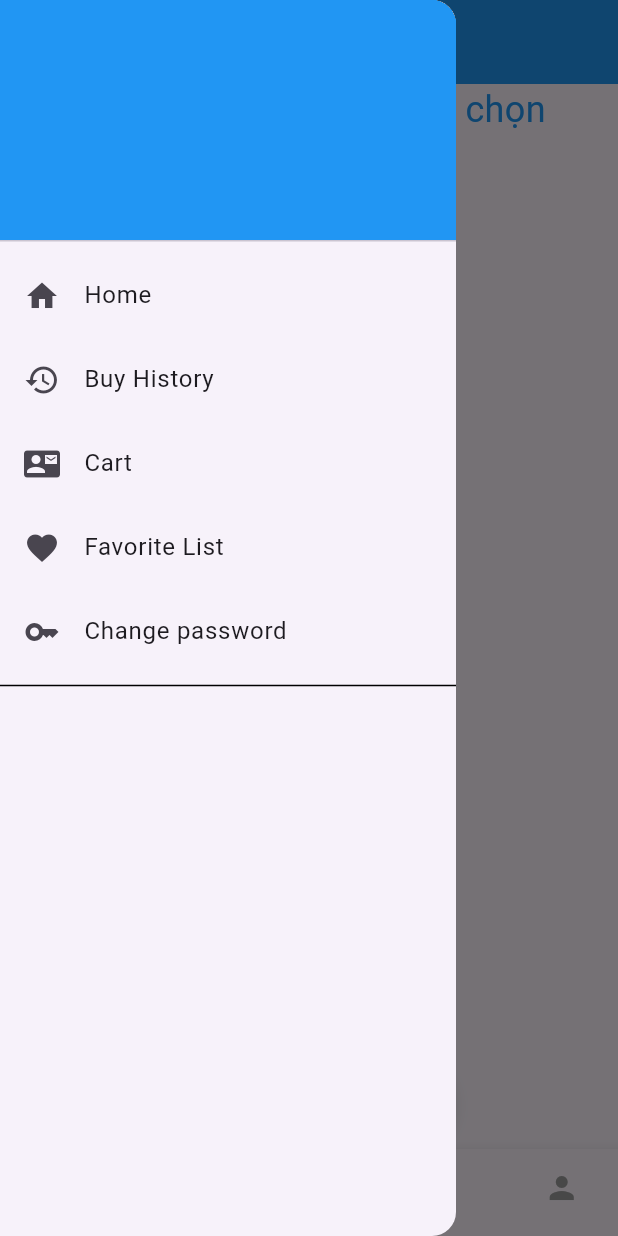
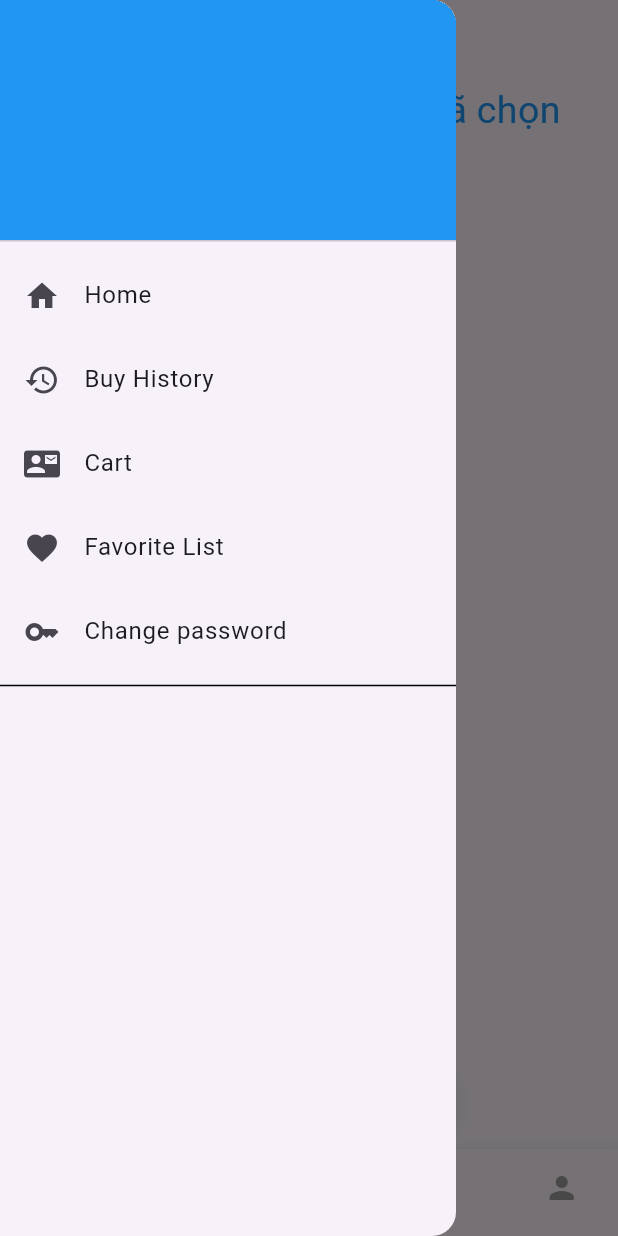
Before and after one commit to huyng39/flutter_thuchanh_08_09_10, a Flutter app: the Mainpage screen opened directly, item 4 of the bottom bar chosen, with the side drawer open, on a phone screen of 412 x 824 dp. Run offline on Flutter 3.47's test engine with Material 3 defaults, Android fonts, the phone set to English and light mode, and no system bars; our stand-ins replace awesome_dialog, dio, form_field_validator, loading_animation_widget, shared_preferences; accounts and stored records are empty.

Commit message:
thêm category page,cập nhật cart

```diff
--- a/lib/app/model/category/category_product.dart
+++ b/lib/app/model/category/category_product.dart
@@ -1,23 +1,23 @@
 class Category {
   int? id;
-  String? name;
+  String name;
   String? imageURL;
-  String? description;
+  String description;
 
   Category({
-    required this.id,
+    this.id,
     required this.name,
-    required this.imageURL,
+    this.imageURL,
     required this.description,
   });
 
-  static Category categoryEmpty() {
-    return Category(
-        id: null,
-        name: '',
-        description: '',
-        imageURL: '');
-  }
+  // static Category categoryEmpty() {
+  //   return Category(
+  //       id: null,
+  //       name: '',
+  //       description: '',
+  //       imageURL: '');
+  // }
 
   Map<String, dynamic> toMap() {
     return <String, dynamic>{
--- a/lib/app/page/product/productbody.dart
+++ b/lib/app/page/product/productbody.dart
@@ -121,7 +121,7 @@ Widget itemProView(Product productModel, BuildContext context) {
         Text(
           productModel.nameProduct ?? '',
           textAlign: TextAlign.center,
-          style: const TextStyle(fontSize: 14, fontWeight: FontWeight.bold),
+          style: const TextStyle(fontSize: 12, fontWeight: FontWeight.bold),
         ),
         Text(
           NumberFormat('###,###.### ₫').format(productModel.price),
--- a/lib/app/page/product/productcart.dart
+++ b/lib/app/page/product/productcart.dart
@@ -25,16 +25,31 @@ class _ProductCartState extends State<ProductCart> {
 
   @override
   Widget build(BuildContext context) {
-    return Column(
+    return Scaffold(
+      // appBar: AppBar(
+      //   title: Text(
+      //     'GIỎ HÀNG CỦA BẠN',
+      //     style: TextStyle(
+      //       color: Colors.white,
+      //     ),
+      //   ),
+      //   backgroundColor: Colors.blue,
+      //   iconTheme: IconThemeData(color: Colors.white),
+      // ),
+      body: Column(
         mainAxisAlignment: MainAxisAlignment.center,
         children: [
           const Text(
-          "Danh sách hàng hóa đã chọn",
+            "Danh sách sản phẩm đã chọn",
             style: TextStyle(
-            fontSize: 24,
+              fontSize: 25,
               color: Colors.blue,
             ),
           ),
+          const SizedBox(
+            width: 10,
+          ),
+
           Expanded(
             child: Consumer<ProductVM>(
               builder: (context, value, child) => Scaffold(
@@ -125,7 +140,6 @@ class _ProductCartState extends State<ProductCart> {
                           //     },
                           //   );
                           // });
-
                         } else
                           print('Thanh toán không thành công');
                       } else {
@@ -134,7 +148,8 @@ class _ProductCartState extends State<ProductCart> {
                           dialogType: DialogType.error,
                           animType: AnimType.scale,
                           title: 'Không thể thanh toán',
-                                desc: 'Vui lòng thêm ít nhất một sản phẩm\ntrước khi thanh toán',
+                          desc:
+                              'Vui lòng thêm ít nhất một sản phẩm\ntrước khi thanh toán',
                           btnOkOnPress: () {},
                           btnOkColor: Colors.red,
                           headerAnimationLoop: false,
@@ -176,13 +191,14 @@ class _ProductCartState extends State<ProductCart> {
                       }
                     },
                     style: ElevatedButton.styleFrom(
-                    padding: EdgeInsets.symmetric(vertical: 14, horizontal: 30),
+                      padding:
+                          EdgeInsets.symmetric(vertical: 14, horizontal: 30),
                       backgroundColor:
                           Colors.blue, // Change the button color here
                       elevation: 5, // Add elevation for shadow effect
                       shape: RoundedRectangleBorder(
-                      borderRadius:
-                          BorderRadius.circular(30.0), // Rounded corner radius
+                        borderRadius: BorderRadius.circular(
+                            30.0), // Rounded corner radius
                       ),
                     ),
                     icon: Icon(
@@ -206,6 +222,7 @@ class _ProductCartState extends State<ProductCart> {
             },
           ),
         ],
+      ),
     );
   }
 
--- a/lib/mainpage.dart
+++ b/lib/mainpage.dart
@@ -4,11 +4,12 @@ import 'package:flutter_thuchanh_08/app/model/product/cartcounter.dart';
 import 'package:flutter_thuchanh_08/app/model/product/product.dart';
 import 'package:flutter_thuchanh_08/app/model/product/product_viewmodel.dart';
 import 'package:flutter_thuchanh_08/app/model/user/user.dart';
+import 'package:flutter_thuchanh_08/app/page/category/category_list.dart';
 import 'package:flutter_thuchanh_08/app/page/detail.dart';
 import 'package:flutter_thuchanh_08/app/route/page1.dart';
 import 'package:flutter_thuchanh_08/app/route/page2.dart';
 import 'package:flutter_thuchanh_08/app/route/page3.dart';
-import 'package:flutter_thuchanh_08/app/page/product/productwidget_2.dart';
+import 'package:flutter_thuchanh_08/app/page/product/productwidget.dart';
 import 'package:flutter/material.dart';
 import 'package:provider/provider.dart';
 import '../app/page/defaultwidget.dart';
@@ -56,8 +57,9 @@ class _MainpageState extends State<Mainpage> {
         nameWidgets = "Home";
         break;
       case 1:
-       nameWidgets = "Category";
-        break;
+        {
+          return const CategoryList();
+        }
       // nút all product dành cho việc thử nghiệm get list sản phẩm
       case 2:
         {
@@ -82,9 +84,9 @@ class _MainpageState extends State<Mainpage> {
   Widget build(BuildContext context) {
     return Scaffold(
       appBar: AppBar(
-        title: const Text("HL Mobile"),
-        backgroundColor: Colors.blue,
-        foregroundColor: Colors.white,
+        // title: const Text("HL Mobile"),
+        // backgroundColor: Colors.blue,
+        // foregroundColor: Colors.white,
       ),
       drawer: Drawer(
         child: ListView(
@@ -157,8 +159,10 @@ class _MainpageState extends State<Mainpage> {
               onTap: () {
                 Navigator.pop(context);
                 _selectedIndex = 0;
-                Navigator.push(context,
-                    MaterialPageRoute(builder: (context) => const ChangePassword()));
+                Navigator.push(
+                    context,
+                    MaterialPageRoute(
+                        builder: (context) => const ChangePassword()));
               },
             ),
             // ListTile(
@@ -204,17 +208,28 @@ class _MainpageState extends State<Mainpage> {
           BottomNavigationBarItem(
             icon: Stack(
               children: [
-                  Positioned(
-                    child: Icon(Icons.shopping_bag),
+                const Positioned(
+                  child: Icon(Icons.shopping_cart),
                 ), // Icon mặc định
-                  Positioned(
+                Consumer<ProductVM>(
+                  builder: (context, value, child) {
+                    if (value.lst.length > 0) {
+                      return Positioned(
                         right: 0,
                         child: Consumer<ProductVM>(
                           builder: (context, value, child) => CartCounter(
                             count: value.lst.length.toString(),
                           ),
                         ),
-                  )
+                      );
+                    } else {
+                      return const Positioned(
+                        child: Icon(Icons.shopping_cart),
+                      );
+                    }
+                  },
+                ),
+
                 // Icon mặc định
               ],
             ),
```
Also changed, not shown: lib/app/data/api.dart (+73 -1 lines), lib/app/page/category/category_data.dart (added, +192 -0 lines), lib/app/page/category/category_list.dart (added, +36 -0 lines), lib/app/page/product/productwidget_bycate.dart (added, +161 -0 lines), lib/app/page/product/productwidget.dart (renamed from lib/app/page/product/productwidget_2.dart). Lines whose indentation alone changed are shown as unchanged.
